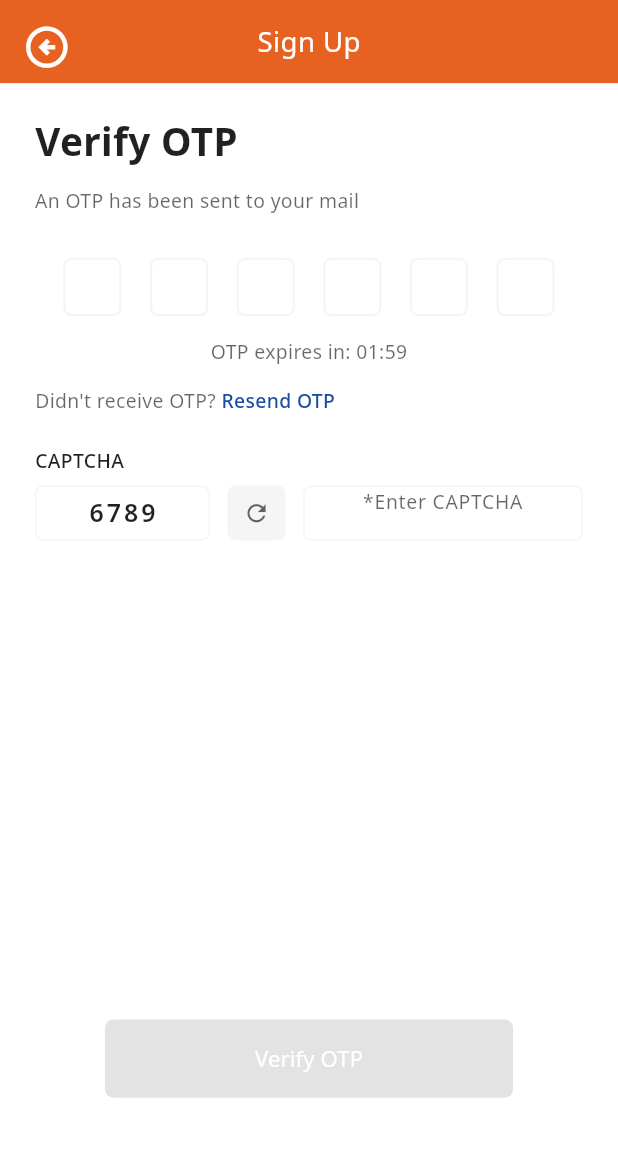
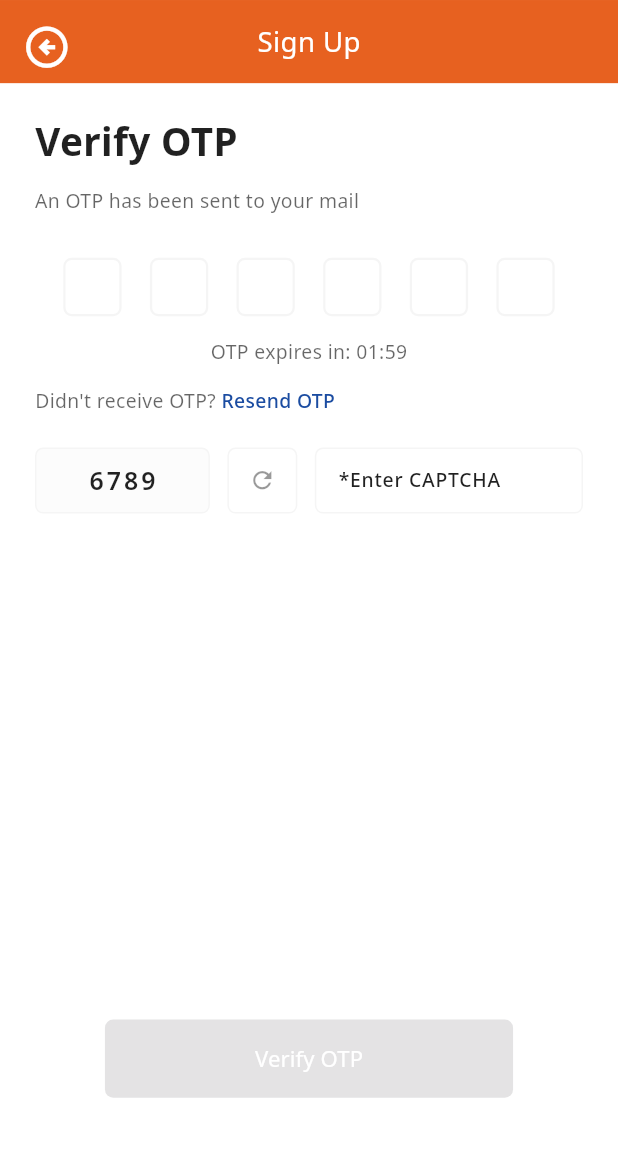
Before and after one commit to COSS-India/VoiceGive, a Flutter app: the EmailOtpVerificationScreen screen opened directly with empty values, on a phone screen of 412 x 824 dp, the part 80-1236 px from its top. Run offline on Flutter 3.47's test engine with Material 3 defaults, Android fonts, the phone set to English and light mode, and no system bars; our stand-ins replace cached_network_image, flutter_dotenv, flutter_screenutil, flutter_secure_storage, flutter_svg, google_fonts and 3 more; missing offline and left inert: encrypt, record; accounts and stored records are empty; project files that could hold a hidden picture were left out.

Commit message:
chore: update captcha in verify otp screen

```diff
--- a/lib/screens/auth/signup/email_otp_verification_screen.dart
+++ b/lib/screens/auth/signup/email_otp_verification_screen.dart
@@ -27,7 +27,7 @@
   final ValueNotifier<bool> _isOtpValid = ValueNotifier<bool>(false);
   final ValueNotifier<bool> _isCaptchaValid = ValueNotifier<bool>(false);
   final TextEditingController _captchaController = TextEditingController();
-  String? _errorText;
+  String? _otpErrorText;
   String _captchaText = '';
   String _otp = '';
 
@@ -59,7 +59,7 @@
   void _onOtpChanged(String otp) {
     setState(() {
       _otp = otp;
-      _errorText = null;
+      _otpErrorText = null;
     });
     _isOtpValid.value = otp.length == 6;
     _checkFormValidity();
@@ -73,6 +73,16 @@
   void _checkFormValidity() {
     // This will be called when either OTP or CAPTCHA changes
     // The verify button will be enabled when both are valid
+  }
+
+  String? _validateCaptcha(String? value) {
+    if (value == null || value.isEmpty) {
+      return 'Please enter the CAPTCHA';
+    }
+    if (value.toLowerCase() != _captchaText.toLowerCase()) {
+      return 'Please enter the correct CAPTCHA';
+    }
+    return null;
   }
 
   void _verifyOtp() {
@@ -94,9 +104,7 @@
     } else {
       setState(() {
         if (_otp.length != 6) {
-          _errorText = 'Please enter a valid 6-digit OTP';
-        } else if (_captchaController.text.toLowerCase() != _captchaText.toLowerCase()) {
-          _errorText = 'Please enter the correct CAPTCHA';
+          _otpErrorText = 'Please enter a valid 6-digit OTP';
         }
       });
     }
@@ -153,7 +161,7 @@
                       // OTP Input Field
                       EmailOtpInputField(
                         onChanged: _onOtpChanged,
-                        errorText: _errorText,
+                        errorText: _otpErrorText,
                       ),
 
                       SizedBox(height: 16.h),
@@ -170,6 +178,7 @@
                         captchaText: _captchaText,
                         onRefresh: _generateCaptcha,
                         onChanged: _onCaptchaChanged,
+                        validator: _validateCaptcha,
                       ),
 
                       SizedBox(height: 40.h),
--- a/lib/screens/auth/signup/widgets/captcha_widget.dart
+++ b/lib/screens/auth/signup/widgets/captcha_widget.dart
@@ -8,12 +8,14 @@
   final String captchaText;
   final VoidCallback onRefresh;
   final ValueChanged<String> onChanged;
+  final String? Function(String?)? validator;
 
   const CaptchaWidget({
     super.key,
     required this.captchaText,
     required this.onRefresh,
     required this.onChanged,
+    this.validator,
   });
 
   @override
@@ -34,28 +36,16 @@
     return Column(
       crossAxisAlignment: CrossAxisAlignment.start,
       children: [
-        Text(
-          "CAPTCHA",
-          style: GoogleFonts.notoSans(
-            color: AppColors.greys87,
-            fontSize: 14.sp,
-            fontWeight: FontWeight.w500,
-          ),
-        ),
-        SizedBox(height: 8.h),
         Row(
           children: [
             // CAPTCHA Image Container
             Container(
               width: 120.w,
-              height: 40.h,
+              height: 48.h,
               decoration: BoxDecoration(
-                border: Border.all(
-                  color: AppColors.lightGrey,
-                  width: 1,
-                ),
+                border: Border.all(color: AppColors.lightGrey),
                 borderRadius: BorderRadius.circular(6.r),
-                color: Colors.white,
+                color: AppColors.lightGrey.withOpacity(0.3),
               ),
               child: Center(
                 child: Text(
@@ -75,15 +65,15 @@
             GestureDetector(
               onTap: widget.onRefresh,
               child: Container(
-                width: 40.w,
-                height: 40.h,
+                width: 48.w,
+                height: 48.h,
                 decoration: BoxDecoration(
-                  color: AppColors.lightGrey,
+                  border: Border.all(color: AppColors.lightGrey),
                   borderRadius: BorderRadius.circular(6.r),
                 ),
                 child: Icon(
                   Icons.refresh,
-                  color: AppColors.greys60,
+                  color: AppColors.grey40,
                   size: 20.sp,
                 ),
               ),
@@ -92,35 +82,43 @@
 
             // CAPTCHA Input Field
             Expanded(
-              child: Container(
-                height: 40.h,
-                decoration: BoxDecoration(
-                  border: Border.all(
-                    color: AppColors.lightGrey,
-                    width: 1,
-                  ),
-                  borderRadius: BorderRadius.circular(6.r),
-                  color: Colors.white,
-                ),
+              child: SizedBox(
+                height: 48.h,
                 child: TextFormField(
                   controller: _controller,
-                  textAlign: TextAlign.center,
-                  textAlignVertical: TextAlignVertical.center,
+                  validator: widget.validator,
+                  decoration: InputDecoration(
+                    labelText: '*Enter CAPTCHA',
+                    labelStyle: GoogleFonts.notoSans(
+                      color: AppColors.greys87,
+                      fontSize: 14.sp,
+                      fontWeight: FontWeight.w500,
+                    ),
+                    enabledBorder: OutlineInputBorder(
+                      borderRadius: BorderRadius.circular(6.r),
+                      borderSide: BorderSide(color: AppColors.lightGrey),
+                    ),
+                    focusedBorder: OutlineInputBorder(
+                      borderRadius: BorderRadius.circular(6.r),
+                      borderSide: BorderSide(color: AppColors.darkBlue),
+                    ),
+                    errorBorder: OutlineInputBorder(
+                      borderRadius: BorderRadius.circular(6.r),
+                      borderSide: BorderSide(color: AppColors.negativeLight),
+                    ),
+                    focusedErrorBorder: OutlineInputBorder(
+                      borderRadius: BorderRadius.circular(6.r),
+                      borderSide: BorderSide(color: AppColors.negativeLight),
+                    ),
+                    contentPadding: EdgeInsets.symmetric(
+                      horizontal: 12.w,
+                      vertical: 12.h,
+                    ),
+                  ),
                   style: GoogleFonts.notoSans(
+                    color: AppColors.greys87,
                     fontSize: 14.sp,
-                    fontWeight: FontWeight.w400,
-                    color: AppColors.greys87,
-                  ),
-                  decoration: InputDecoration(
-                    hintText: "*Enter CAPTCHA",
-                    hintStyle: GoogleFonts.notoSans(
-                      color: AppColors.greys60,
-                      fontSize: 14.sp,
-                      fontWeight: FontWeight.w400,
-                    ),
-                    border: InputBorder.none,
-                    contentPadding: EdgeInsets.symmetric(horizontal: 12.w),
-                    isDense: true,
+                    fontWeight: FontWeight.w500,
                   ),
                   onChanged: (value) {
                     widget.onChanged(value);
```
